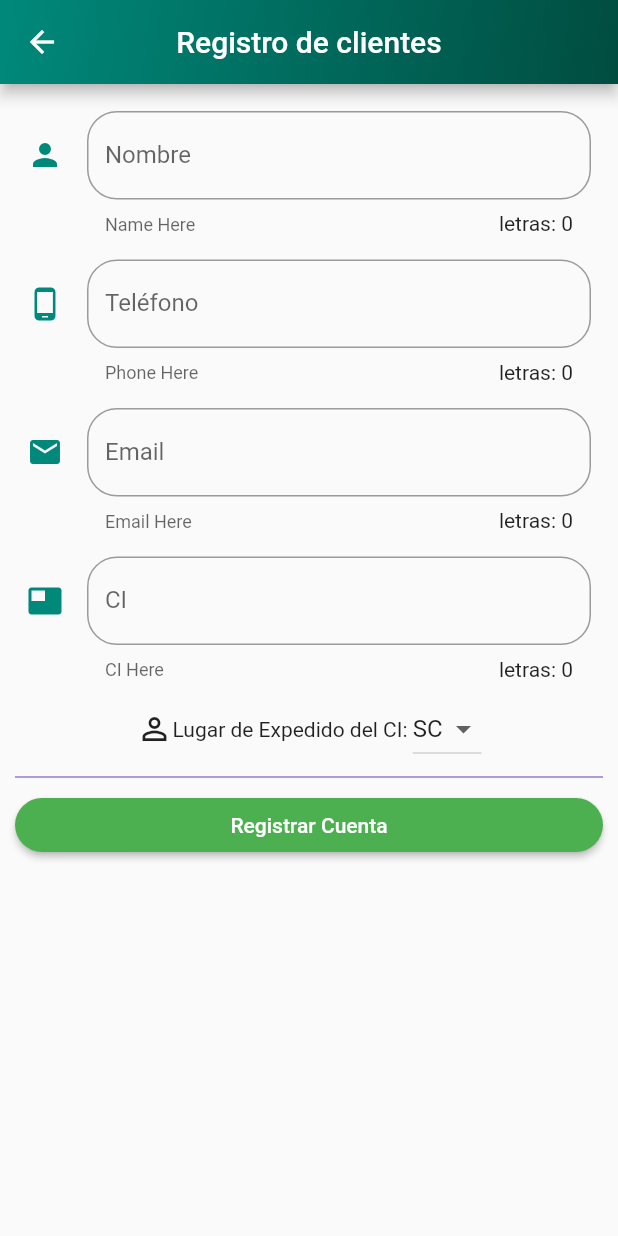
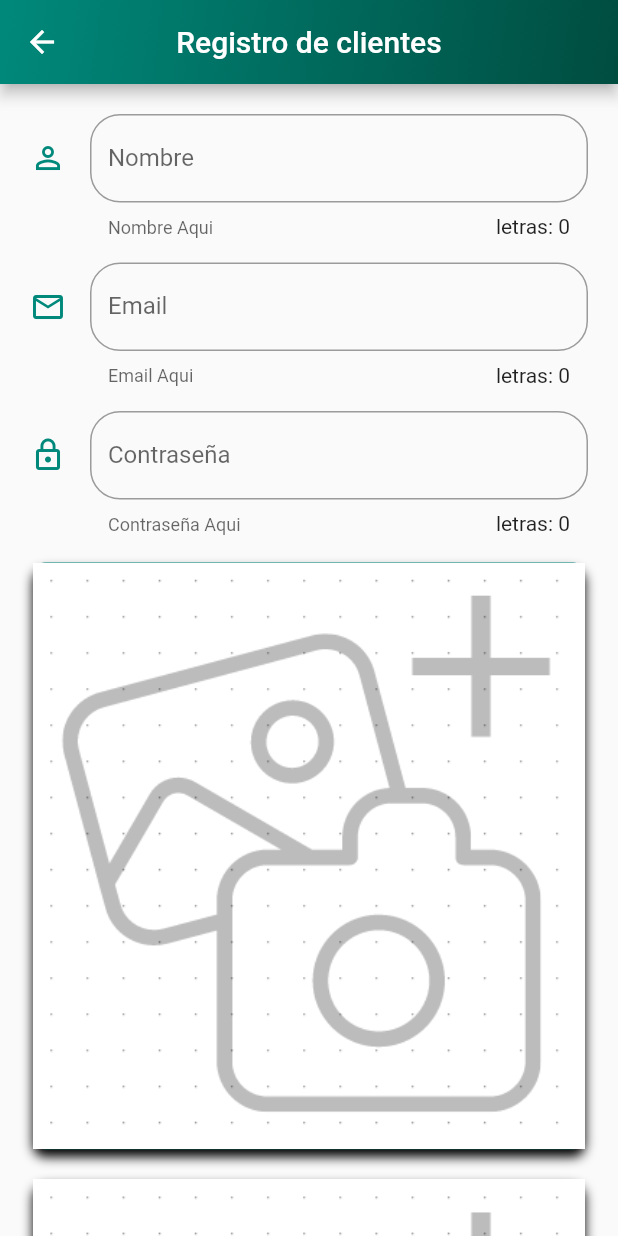
Before and after one commit to Zuleny/saycheese_mobile, a Flutter app: the Customer screen opened by its route, on a phone screen of 412 x 824 dp. Run offline on Flutter 3.47's test engine with Material 2 defaults, Android fonts, the phone set to English and light mode, and no system bars; our stand-ins replace carousel_slider, dio, image_picker, rxdart, shared_preferences, toast; missing offline and left inert: aws_s3_client, encrypt; accounts and stored records are empty; statements that could not run were skipped.

Commit message:
register customer with face comparison: done

```diff
--- a/lib/src/pages/customer_photography_management/customer/customer_register_page.dart
+++ b/lib/src/pages/customer_photography_management/customer/customer_register_page.dart
@@ -1,8 +1,11 @@
+import 'dart:io';
 import 'package:flutter/material.dart';
-import 'package:encrypt/encrypt.dart' as encrypt;
+import 'package:image_picker/image_picker.dart';
+import 'package:toast/toast.dart';
 
 import 'package:saycheese_mobile/src/pages/login_page.dart';
 import 'package:saycheese_mobile/src/services/server.dart';
+import 'package:saycheese_mobile/src/services/aws-s3.dart';
 import 'package:saycheese_mobile/src/services/share_preferences.dart';
 
 class Customer extends StatefulWidget {
@@ -15,12 +18,14 @@ class Customer extends StatefulWidget {
 class _Customer extends State<Customer> {
   final prefs = new Preferences();
   Server serverInstance = new Server();
-  List _listOptions = ['SC', 'CB', 'BN', 'LP', 'TJ', 'PD', 'OR', 'PO', 'CH'];
-  String ci = "";
-  String issuedPlace = 'SC';
+  AwsS3 awsS3Instance = new AwsS3();
   String name = "";
-  String phone = "";
   String email = "";
+  String password = "";
+  File _image1;
+  File _image2;
+  File _image3;
+  final _picker = ImagePicker();
 
   @override
   void initState() {
@@ -47,46 +52,25 @@ class _Customer extends State<Customer> {
                   prefs.getSecondaryColor(prefs.color)
                 ])),
           )),
-        body: ListView(
-          padding: EdgeInsets.symmetric(horizontal: 10.0, vertical: 10.0),
+      body: Builder(
+          builder: (context) => SingleChildScrollView(
+                padding: EdgeInsets.symmetric(horizontal: 12.0, vertical: 12.0),
+                child: Column(
                   children: <Widget>[
                     _createInputName(),
-            _createInputPhone(),
                     _createInputEmail(),
-            _createInputCi(),
-            _dropDown(),
+                    _createInputPassword(),
+                    _showImage(context, 1),
+                    _showImage(context, 2),
+                    _showImage(context, 3),
                     Divider(
                       color: Colors.deepPurple,
                     ),
                     _button(),
                   ],
-        ));
-  }
-
-  Widget _dropDown() {
-    return Row(mainAxisAlignment: MainAxisAlignment.center, children: <Widget>[
-      Icon(Icons.perm_identity),
-      Text('Lugar de Expedido del CI: '),
-      DropdownButton(
-          value: issuedPlace,
-          items: getListOptions(),
-          onChanged: (opt) {
-            setState(() {
-              issuedPlace = opt;
-            });
-          })
-    ]);
-  }
-
-  List<DropdownMenuItem<String>> getListOptions() {
-    List<DropdownMenuItem<String>> list = new List();
-    _listOptions.forEach((element) {
-      list.add(new DropdownMenuItem(
-        child: Text("$element"),
-        value: element,
-      ));
-    });
-    return list;
+                ),
+              )),
+    );
   }
 
   Widget _createInputName() {
@@ -101,38 +85,14 @@ class _Customer extends State<Customer> {
             counter: Text("letras: ${name.length}"),
             hintText: "Escribe tu Nombre",
             labelText: "Nombre",
-            helperText: "Name Here",
+            helperText: "Nombre Aqui",
             icon: Icon(
-              Icons.person,
+              Icons.person_outline,
               color: prefs.getColor(prefs.color),
             )),
         onChanged: (val) {
           setState(() {
             name = val;
-          });
-        },
-      ),
-    );
-  }
-
-  Widget _createInputPhone() {
-    return Padding(
-      padding: const EdgeInsets.all(8.0),
-      child: TextField(
-        keyboardType: TextInputType.phone,
-        textCapitalization: TextCapitalization.none,
-        decoration: InputDecoration(
-            border:
-                OutlineInputBorder(borderRadius: BorderRadius.circular(20.0)),
-            counter: Text("letras: ${phone.length}"),
-            hintText: "Escribe tu número telefónico",
-            labelText: "Teléfono",
-            helperText: "Phone Here",
-            icon:
-                Icon(Icons.phone_android, color: prefs.getColor(prefs.color))),
-        onChanged: (val) {
-          setState(() {
-            phone = val;
           });
         },
       ),
@@ -151,9 +111,9 @@ class _Customer extends State<Customer> {
             counter: Text("letras: ${email.length}"),
             hintText: "Escribe tu email",
             labelText: "Email",
-            helperText: "Email Here",
-            icon: Icon(Icons.mail, color: prefs.getColor(prefs.color))),
-        onChanged: (val) {
+            helperText: "Email Aqui",
+            icon: Icon(Icons.mail_outline, color: prefs.getColor(prefs.color))),
+        onChanged: (String val) async {
           setState(() {
             email = val;
           });
@@ -162,24 +122,24 @@ class _Customer extends State<Customer> {
     );
   }
 
-  Widget _createInputCi() {
+  Widget _createInputPassword() {
     return Padding(
       padding: const EdgeInsets.all(8.0),
       child: TextField(
-        keyboardType: TextInputType.number,
+        keyboardType: TextInputType.visiblePassword,
+        obscureText: true,
         textCapitalization: TextCapitalization.none,
         decoration: InputDecoration(
             border:
                 OutlineInputBorder(borderRadius: BorderRadius.circular(20.0)),
-            counter: Text("letras: ${ci.length}"),
-            hintText: "Escribe tu CI",
-            labelText: "CI",
-            helperText: "CI Here",
-            icon:
-                Icon(Icons.featured_video, color: prefs.getColor(prefs.color))),
+            counter: Text("letras: ${password.length}"),
+            hintText: "Escribe una contraseña",
+            labelText: "Contraseña",
+            helperText: "Contraseña Aqui",
+            icon: Icon(Icons.lock_outline, color: prefs.getColor(prefs.color))),
         onChanged: (val) {
           setState(() {
-            ci = val;
+            password = val;
           });
         },
       ),
@@ -193,37 +153,45 @@ class _Customer extends State<Customer> {
       splashColor: Colors.grey,
       shape: StadiumBorder(),
       child: Text("Registrar Cuenta"),
-      onPressed: () => _registerOwner(context),
+      onPressed: () {
+        Toast.show("Registrando espere...", context,
+            duration: Toast.LENGTH_LONG, gravity: Toast.CENTER);
+        _registerCustomer(context);
+      },
     );
   }
 
-  _registerOwner(BuildContext context) async {
+  _registerCustomer(BuildContext context) async {
     try {
-      final key = encrypt.Key.fromLength(16);
-      final iv = encrypt.IV.fromLength(8);
-      final encrypter = encrypt.Encrypter(encrypt.Salsa20(key));
+      String profile1 = await awsS3Instance.uploadFile(_image1);
+      print("upload image 1 with id: $profile1");
+      String profile2 = await awsS3Instance.uploadFile(_image2);
+      print("upload image 2 with id: $profile2");
+      String profile3 = await awsS3Instance.uploadFile(_image3);
+      print("upload image 3 with id: $profile3");
 
-      final encrypted = encrypter.encrypt(ci, iv: iv);
-      //final decrypted = encrypter.decrypt(encrypted, iv: iv);
-      print(encrypted.base16);
       var values = {
-        'ci': ci,
-        'issuedPlaced': issuedPlace,
         'name': name,
-        'phone': phone,
         'email': email,
-        'pass': encrypted.base16
+        'password': password,
+        'first_profile': profile1,
+        'second_profile': profile2,
+        'third_profile': profile3
       };
-      Map data =
-          await serverInstance.post("/owner_management/owner_manage/", values);
-      var val = data['owner'];
-      String message = "";
-      if (val) {
-        message = "Owner with CI $ci Saved Successfully!";
-        _showDialog(context, message);
+      Map data = await serverInstance.post("/api/customer", values);
+
+      var customerData = data['data'];
+      print("Status: $customerData");
+
+      if (customerData == 0) {
+        _showDialog(context,
+            "Error: las fotos pertenecen a diferentes personas\nNota: Debes tomarte fotos donde solo tu aparezcas!");
+      } else if (customerData == -1) {
+        _showDialog(context,
+            "Error: ocurrió un problema al registrar, intente nuevamente");
       } else {
-        message = "Owner Register Fail!  Try later!";
-        _showDialog(context, message);
+        _showDialog(context,
+            "Registro Correto\nID: ${customerData['customer_id']}\nNombre: ${customerData['name']}\nEmail: ${customerData['email']} ");
       }
     } catch (e) {
       print(e);
@@ -254,4 +222,122 @@ class _Customer extends State<Customer> {
       },
     );
   }
+
+  Future _onImageButtonPressed(
+      ImageSource source, BuildContext context, int numberImage) async {
+    try {
+      print("_onImageButtonPressed");
+      var pickedFile = await _picker.getImage(source: source, imageQuality: 70);
+      print("object: " + pickedFile.path);
+      if (numberImage == 1) {
+        if (pickedFile != null) {
+          setState(() {
+            _image1 = File(pickedFile.path);
+          });
         }
+      } else if (numberImage == 2) {
+        if (pickedFile != null) {
+          setState(() {
+            _image2 = File(pickedFile.path);
+          });
+        }
+      } else {
+        if (pickedFile != null) {
+          setState(() {
+            _image3 = File(pickedFile.path);
+          });
+        }
+      }
+      print("Done");
+    } catch (e) {
+      print("Error in pickImage rrrrrrrrrrrrrrrrrrrrrrrrrrrrrrrrrrrrrrrr" + e);
+    }
+  }
+
+  Widget _showImage(BuildContext context, int numberImage) {
+    return GestureDetector(
+      onTap: () {
+        final snackBar = _getSnackBarOptions(numberImage, context);
+        Scaffold.of(context).showSnackBar(snackBar);
+      },
+      child: Padding(
+          padding: EdgeInsets.all(10.0),
+          child: Container(
+            decoration: BoxDecoration(
+                color: prefs.getColor(Colors.black45),
+                borderRadius: BorderRadius.circular(8.0),
+                boxShadow: <BoxShadow>[
+                  BoxShadow(blurRadius: 6.0, offset: Offset(0.0, 5.0))
+                ]),
+            child: _getImage(numberImage),
+          )),
+    );
+  }
+
+  Widget _getImage(int numberImage) {
+    if (numberImage == 1 && _image1 != null)
+      return Image.file(File(_image1.path));
+    if (numberImage == 2 && _image2 != null)
+      return Image.file(File(_image2.path));
+    if (numberImage == 3 && _image3 != null)
+      return Image.file(File(_image3.path));
+
+    return Image(image: AssetImage('assets/add-image.png'));
+  }
+
+  Widget _getSnackBarOptions(int numberImage, BuildContext context) {
+    return SnackBar(
+      backgroundColor: Colors.deepPurple[50],
+      content: Row(
+        mainAxisAlignment: MainAxisAlignment.center,
+        crossAxisAlignment: CrossAxisAlignment.center,
+        children: [
+          _getButtonCamera(numberImage, context),
+          _getButtonGalery(numberImage, context)
+        ],
+      ),
+    );
+  }
+
+  Widget _getButtonCamera(int numberImage, BuildContext context) {
+    return IconButton(
+      iconSize: 35,
+      icon: Icon(
+        Icons.add_a_photo_outlined,
+        color: Colors.deepPurple,
+      ),
+      onPressed: () async {
+        print("obteniendo imagen $numberImage");
+        await _onImageButtonPressed(ImageSource.camera, context, numberImage);
+      },
+    );
+  }
+
+  Widget _getButtonGalery(int numberImage, BuildContext context) {
+    return IconButton(
+      iconSize: 35,
+      icon: Icon(
+        Icons.image_search_outlined,
+        color: Colors.deepPurple,
+      ),
+      onPressed: () async {
+        print("obteniendo imagen $numberImage");
+        await _onImageButtonPressed(ImageSource.gallery, context, numberImage);
+      },
+    );
+  }
+
+  Future<void> retrieveLostData() async {
+    final LostData response = await _picker.getLostData();
+    if (response.isEmpty) {
+      return;
+    }
+    if (response.file != null) {
+      setState(() {
+        _image1 = File(response.file.path);
+      });
+    } else {
+      print(response.exception.code);
+    }
+  }
+}
--- /dev/null
+++ b/lib/src/services/aws-data.dart
@@ -0,0 +1,3 @@
+String region = "us-east-1";
+String accessKey = "AKIA2VJQYENODUFONSHH";
+String secretKey = "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";
--- /dev/null
+++ b/lib/src/services/aws-s3.dart
@@ -0,0 +1,24 @@
+import 'dart:io';
+import 'package:aws_s3_client/aws_s3_client.dart';
+import 'package:uuid/uuid.dart';
+import 'aws-data.dart' as AWS;
+import 'package:path/path.dart' as path;
+
+class AwsS3 {
+  //String host = 'https://customer-profile-bucket.s3.sa-east-1.amazonaws.com';
+  Uuid uuid = Uuid();
+  Spaces spaces = Spaces(
+    region: AWS.region,
+    accessKey: AWS.accessKey,
+    secretKey: AWS.secretKey,
+  );
+  Future<String> uploadFile(File file) async {
+    String fileId = uuid.v4();
+    String fileExtension = path.extension(file.path);
+    Bucket bucket = spaces.bucket('bucket-saycheese');
+    String etag = await bucket.uploadFile('profiles/$fileId$fileExtension',
+        file.readAsBytesSync(), 'multipart/form-data', Permissions.public);
+    print('upload etag: $etag');
+    return '$fileId$fileExtension';
+  }
+}
--- a/pubspec.yaml
+++ b/pubspec.yaml
@@ -33,11 +33,13 @@ dependencies:
   shared_preferences: ^0.5.12
   rxdart: ^0.25.0
   toast: ^0.1.5
+  image_picker: ^0.6.7+20
   flutter_slidable: ^0.5.7
-  image_picker: ^0.6.7+17
   carousel_slider: ^2.3.1
   encrypt: ^4.1.0
   dio: ^3.0.10
+  aws_s3_client: ^0.2.0
+  uuid: ^2.2.2
 
 dev_dependencies:
   flutter_test:
```
Also changed, not shown: assets/add-image.png (added), assets/add-photo.png (added), lib/src/pages/customer_photography_management/customer/customer_model.dart (deleted), pubspec.lock, 1 other file. Lines whose indentation alone changed are shown as unchanged.
